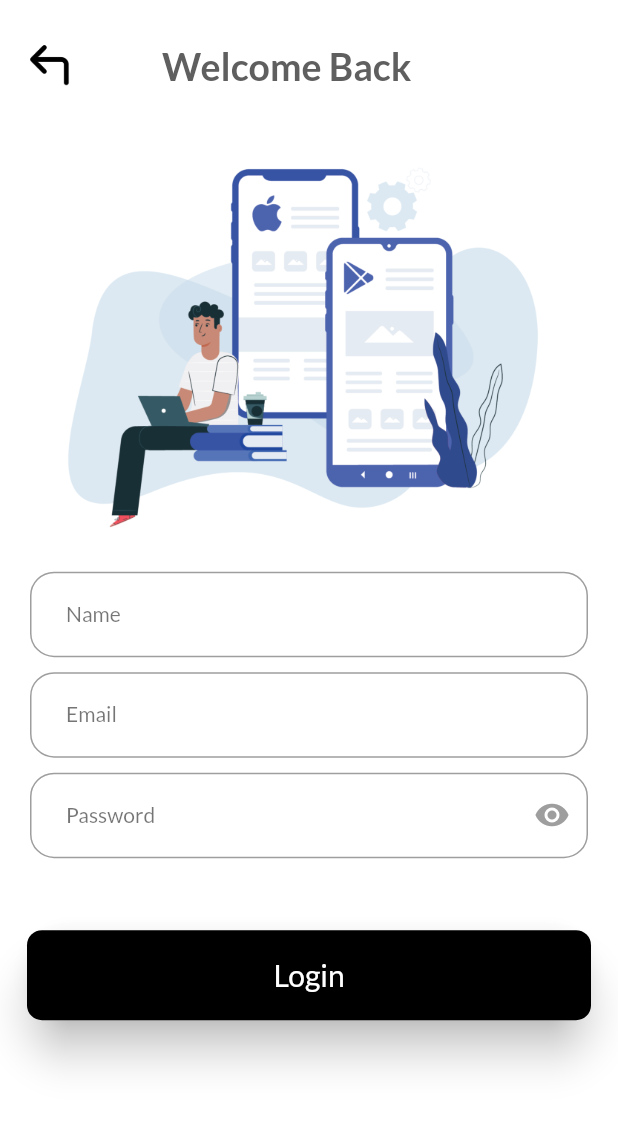
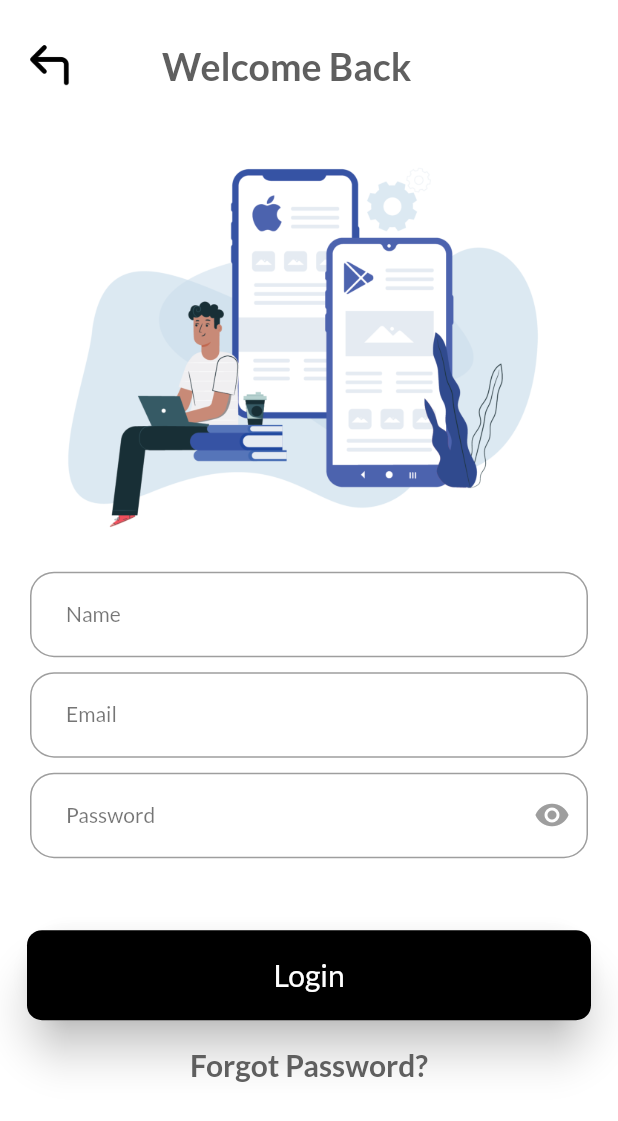
Before and after one commit to Blockchain-Research-Lab-Trainees/BRL-Task-1, a Flutter app: the LoginScreen screen opened directly, on a phone screen of 412 x 824 dp. Shown: the top 1121 px of the screen. Run offline on Flutter 3.47's test engine with Material 2 defaults, Android fonts, the phone set to English and light mode, and no system bars; our stand-ins replace google_fonts.

Commit message:
Forgot Screen Created

```diff
--- a/lib/screens/login_screen.dart
+++ b/lib/screens/login_screen.dart
@@ -1,4 +1,5 @@
 import 'package:flutter/material.dart';
+import 'package:trainee_login/screens/forgot_password_screen.dart';
 import 'package:trainee_login/screens/home_screen.dart';
 //import 'package:trainee_login/screens/welcome_screen.dart';
 
@@ -8,8 +9,6 @@ class LoginScreen extends StatelessWidget {
   @override
   Widget build(BuildContext context) {
     return Scaffold(
-
-
       /*
 
 
@@ -38,8 +37,6 @@ class LoginScreen extends StatelessWidget {
 
 
         */
-
-
 
       body: SafeArea(
           child: SingleChildScrollView(
@@ -83,8 +80,6 @@ class LoginScreen extends StatelessWidget {
               ],
             ),
 
-
-
             /*
 
 
@@ -99,23 +94,18 @@ class LoginScreen extends StatelessWidget {
 
                */
 
-
-
             const SizedBox(
               height: 20,
             ),
-
 
             SizedBox(
               width: double.infinity,
               child: Image.asset('assets/images/img4.png'),
             ),
 
-
             const SizedBox(
               height: 20,
             ),
-
 
             const MyTextField(
               hintText: 'Enter your Name',
@@ -123,11 +113,9 @@ class LoginScreen extends StatelessWidget {
               labelText2: 'Name',
             ),
 
-
             const SizedBox(
               height: 10,
             ),
-
 
             const Padding(
               padding: EdgeInsets.symmetric(horizontal: 20),
@@ -152,11 +140,9 @@ class LoginScreen extends StatelessWidget {
               ),
             ),
 
-
             const SizedBox(
               height: 10,
             ),
-
 
             Padding(
               padding: const EdgeInsets.symmetric(horizontal: 20),
@@ -189,11 +175,9 @@ class LoginScreen extends StatelessWidget {
               ),
             ),
 
-
             const SizedBox(
               height: 30,
             ),
-
 
             Padding(
               padding: const EdgeInsets.all(18.0),
@@ -203,13 +187,9 @@ class LoginScreen extends StatelessWidget {
                   borderRadius: BorderRadius.circular(10),
                   color: Colors.white,
                 ),
-
-
                 child: Row(
                   children: [
-
-
-                  /*
+                    /*
 
 
                   Expanded(
@@ -229,8 +209,6 @@ class LoginScreen extends StatelessWidget {
 
                   */
 
-
-
                     Expanded(
                       child: Login(
                         buttonName: 'Login',
@@ -248,12 +226,38 @@ class LoginScreen extends StatelessWidget {
                         textColor: Colors.white,
                       ),
                     ),
-
-
                   ],
                 ),
               ),
-            )
+            ),
+
+            // const Text(
+            //   'Forgot Password?',
+            //   style: TextStyle(
+            //     color: Color.fromARGB(255, 95, 95, 95),
+            //     fontSize: 20,
+            //     fontWeight: FontWeight.bold,
+            //   ),
+            // ),
+
+            GestureDetector(
+              onTap: () {
+                Navigator.push(
+                  context,
+                  MaterialPageRoute(
+                    builder: (context) => const ForgotPassword(),
+                  ),
+                );
+              },
+              child: const Text(
+                'Forgot Password?',
+                style: TextStyle(
+                  color: Color.fromARGB(255, 95, 95, 95),
+                  fontSize: 20,
+                  fontWeight: FontWeight.bold,
+                ),
+              ),
+            ),
           ],
         ),
       )),
@@ -261,12 +265,7 @@ class LoginScreen extends StatelessWidget {
   }
 }
 
-
-
-
 // MytextField Widget
-
-
 
 class MyTextField extends StatelessWidget {
   const MyTextField({
@@ -308,12 +307,7 @@ class MyTextField extends StatelessWidget {
   }
 }
 
-
-
-
 // Login Widget
-
-
 
 class Login extends StatelessWidget {
   const Login({
```
Also changed, not shown: lib/screens/forgot_password_screen.dart (added, +14 -0 lines).
